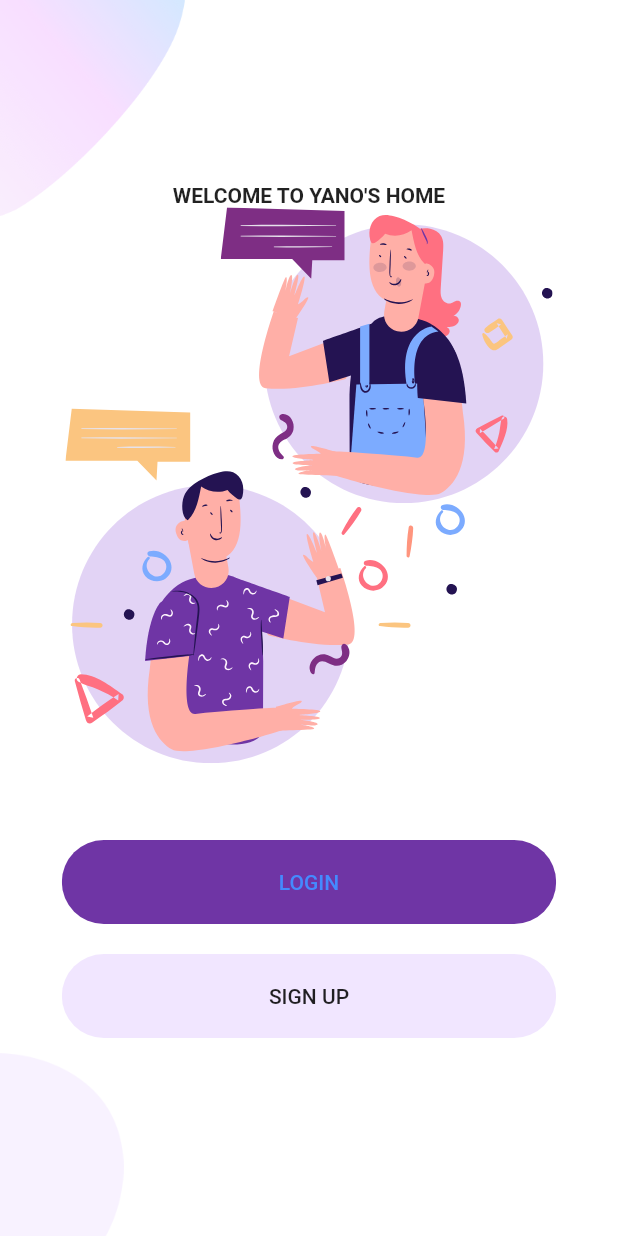
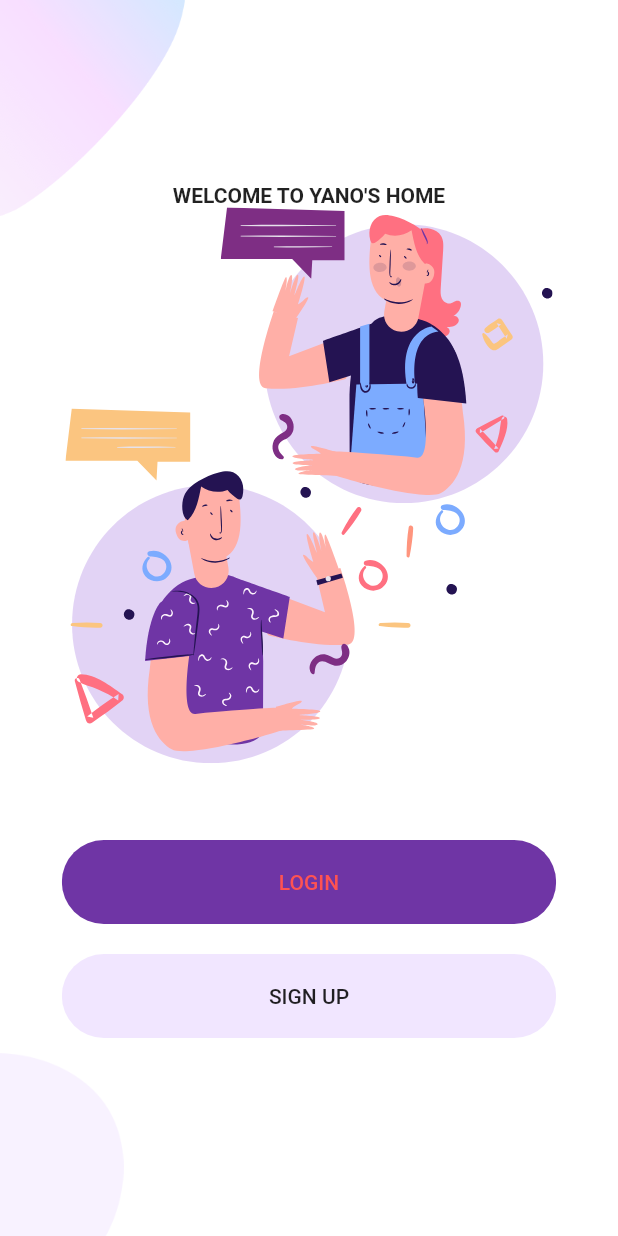
Before and after one commit to thanhtaimrjoe/login-ui, a Flutter app: the screen it shows after launch, on a phone screen of 412 x 824 dp. Run offline on Flutter 3.47's test engine with Material 2 defaults, Android fonts, the phone set to English and light mode, and no system bars; our stand-ins replace flutter_svg.

Commit message:
update button login to red

```diff
--- a/lib/Screens/Welcome/components/body.dart
+++ b/lib/Screens/Welcome/components/body.dart
@@ -31,7 +31,7 @@ class Body extends StatelessWidget {
                 }));
               },
               color: kPrimaryColor,
-              textColor: Colors.blueAccent,
+              textColor: Colors.redAccent,
             ),
             RoundedButton(
               text: "SIGN UP",
```
